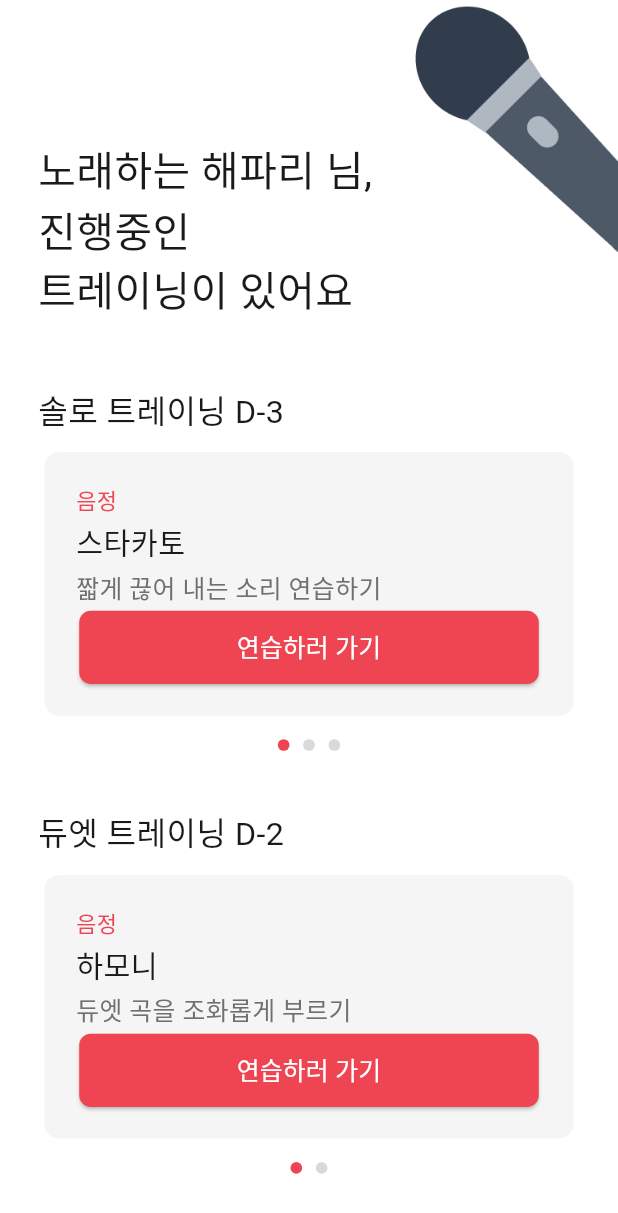
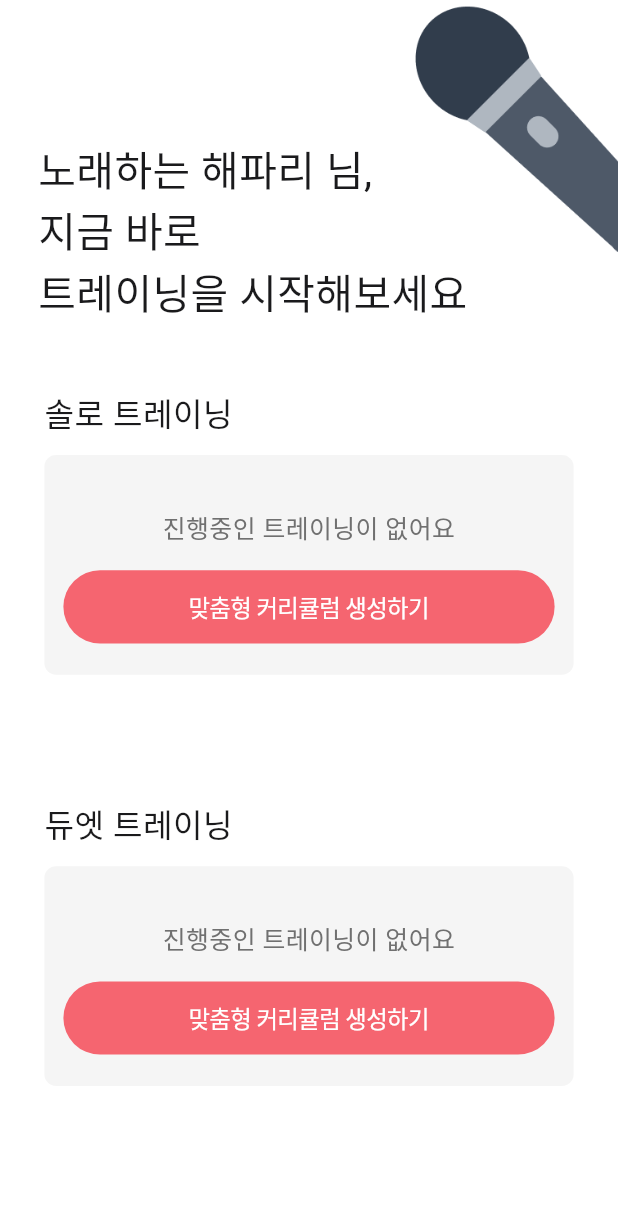
Before and after one commit to SoLit-2025/sync2sing-fe, a Flutter app: the MainHomePage screen opened directly, on a phone screen of 412 x 824 dp. Shown: the top 1213 px of the screen. Run offline on Flutter 3.47's test engine with Material 3 defaults, Android fonts, the light colour scheme and no system bars; our stand-ins replace dio, dots_indicator, flutter_riverpod, flutter_screenutil, flutter_secure_storage, go_router and 3 more; missing offline and left inert: flutter_sound, pitch_detector_dart; accounts and stored records are empty; Roboto replaces fonts that are missing (PretendardVariable).

Commit message:
♻️Refactor: 메인 홈페이지 UI 수정 #70

```diff
--- a/lib/features/home_hub/views/main_home_page.dart
+++ b/lib/features/home_hub/views/main_home_page.dart
@@ -1,7 +1,10 @@
 import 'package:flutter/material.dart';
 import 'package:flutter_screenutil/flutter_screenutil.dart';
+import 'package:go_router/go_router.dart';
+import 'package:sync2sing/config/routes/route_names.dart';
 import 'package:sync2sing/config/theme/app_colors.dart';
 import 'package:sync2sing/config/theme/app_text_styles.dart';
+import 'package:flutter/cupertino.dart';
 
 class MainHomePage extends StatefulWidget {
   const MainHomePage({Key? key}) : super(key: key);
@@ -12,8 +15,8 @@ class MainHomePage extends StatefulWidget {
 
 class _MainHomePageState extends State<MainHomePage> {
   final String nickname = "노래하는 해파리";
-  final bool hasSoloTraining = true;
-  final bool hasDuetTraining = true;
+  final bool hasSoloTraining = false;
+  final bool hasDuetTraining = false;
   final int soloDDay = 3;
   final int duetDDay = 2;
 
@@ -75,13 +78,14 @@ class _MainHomePageState extends State<MainHomePage> {
         ),
         Container(
           width: double.infinity,
-          padding: EdgeInsets.only(top: 55.h, right: 80.w),
+          padding: EdgeInsets.only(top: 55.h, right: 50.w),
           child: Text(
             hasAnyTraining
                 ? "$nickname 님,\n진행중인\n트레이닝이 있어요"
                 : "$nickname 님,\n지금 바로\n트레이닝을 시작해보세요",
             style: AppTextStyles.heading2Bold,
             textAlign: TextAlign.left,
+            softWrap: false,
           ),
         ),
       ],
@@ -113,10 +117,13 @@ class _MainHomePageState extends State<MainHomePage> {
     return Column(
       crossAxisAlignment: CrossAxisAlignment.start,
       children: [
-        Text(
+        Padding(
+          padding: EdgeInsets.only(left: 4.w), // 왼쪽 여백 추가
+          child: Text(
             hasSoloTraining ? "솔로 트레이닝 D-$soloDDay" : "솔로 트레이닝",
             style: AppTextStyles.heading3Bold,
             textAlign: TextAlign.left,
+          ),
         ),
         SizedBox(height: 12.h),
         Column(
@@ -150,7 +157,9 @@ class _MainHomePageState extends State<MainHomePage> {
                       child: _buildEmptyTrainingCard(
                         message: "진행중인 트레이닝이 없어요",
                         buttonText: "맞춤형 커리큘럼 생성하기",
-                        onPressed: () {},
+                        onPressed: () {
+                          context.push(AppRoutePaths.soloTrainingHome);
+                        },
                       ),
                     );
                   }
@@ -192,12 +201,13 @@ class _MainHomePageState extends State<MainHomePage> {
     return Column(
       crossAxisAlignment: CrossAxisAlignment.start,
       children: [
-        Text(
+        Padding(
+          padding: EdgeInsets.only(left: 4.w),
+          child: Text(
             hasDuetTraining ? "듀엣 트레이닝 D-$duetDDay" : "듀엣 트레이닝",
-          style: AppTextStyles.heading3Bold.copyWith(
-            color: AppColors.grayscale1,
+            style: AppTextStyles.heading3Bold,
+            textAlign: TextAlign.left,
           ),
-          textAlign: TextAlign.left,
         ),
         SizedBox(height: 12.h),
         Column(
@@ -231,7 +241,9 @@ class _MainHomePageState extends State<MainHomePage> {
                       child: _buildEmptyTrainingCard(
                         message: "진행중인 트레이닝이 없어요",
                         buttonText: "맞춤형 커리큘럼 생성하기",
-                        onPressed: () {},
+                        onPressed: () {
+                          context.push(AppRoutePaths.duetTrainingHome);
+                        },
                       ),
                     );
                   }
@@ -332,50 +344,58 @@ class _MainHomePageState extends State<MainHomePage> {
     required String buttonText,
     required VoidCallback onPressed,
   }) {
-    return Container(
-      width: 327.w,
-      height: 180.h,
+    return Stack(
+      children: [
+        Container(
+          height: 150.h,
+          width: double.infinity,
+          padding: EdgeInsets.fromLTRB(12.w, 14.h, 12.w, 5.h),
           decoration: BoxDecoration(
+            borderRadius: BorderRadius.circular(8.r),
             color: AppColors.grayscale7,
-        borderRadius: BorderRadius.circular(10.r),
           ),
-      padding: EdgeInsets.all(20.w),
           child: Column(
-        crossAxisAlignment: CrossAxisAlignment.center,
+            crossAxisAlignment: CrossAxisAlignment.start,
             children: [
-          Expanded(
-            child: Center(
+              Row(
+                mainAxisAlignment: MainAxisAlignment.spaceBetween,
+                children: [
+                  const Spacer(),
+                ],
+              ),
+              SizedBox(height: 3.h),
+
+              SizedBox(height: 20.h),
+
+              // desc
+              Center(
                 child: Text(
                   message,
-                style: AppTextStyles.body1.copyWith(
-                  color: AppColors.grayscale3,
-                ),
+                  style: AppTextStyles.body1.copyWith(color: AppColors.grayscale3),
                   textAlign: TextAlign.center,
                 ),
               ),
+
+              CupertinoButton(
+                padding: EdgeInsets.symmetric(vertical: 4.h),
+                onPressed: onPressed,
+                child: Container(
+                  alignment: Alignment.center,
+                  width: double.infinity,
+                  height: 50.h,
+                  decoration: BoxDecoration(
+                    color: AppColors.primaryPink,
+                    borderRadius: BorderRadius.circular(30.r),
                   ),
-          Center(
-            child: SizedBox(
-              width: 290.w,
-              height: 50.h,
-              child: ElevatedButton(
-                onPressed: onPressed,
-                style: ElevatedButton.styleFrom(
-                  backgroundColor: AppColors.primaryRed,
-                  shape: RoundedRectangleBorder(
-                    borderRadius: BorderRadius.circular(8.r),
-                  ),
-                ),
-                child: Text(
-                  buttonText,
-                  style: AppTextStyles.body1BoldWhite,
-                  textAlign: TextAlign.center,
-                ),
-              ),
+                  margin: EdgeInsets.only(top: 12.h),
+                  child: Text(buttonText, style: AppTextStyles.body2BoldWhite),
                 ),
               ),
             ],
           ),
+        ),
+      ],
     );
   }
+
 }
```
Lines whose indentation alone changed are shown as unchanged.
